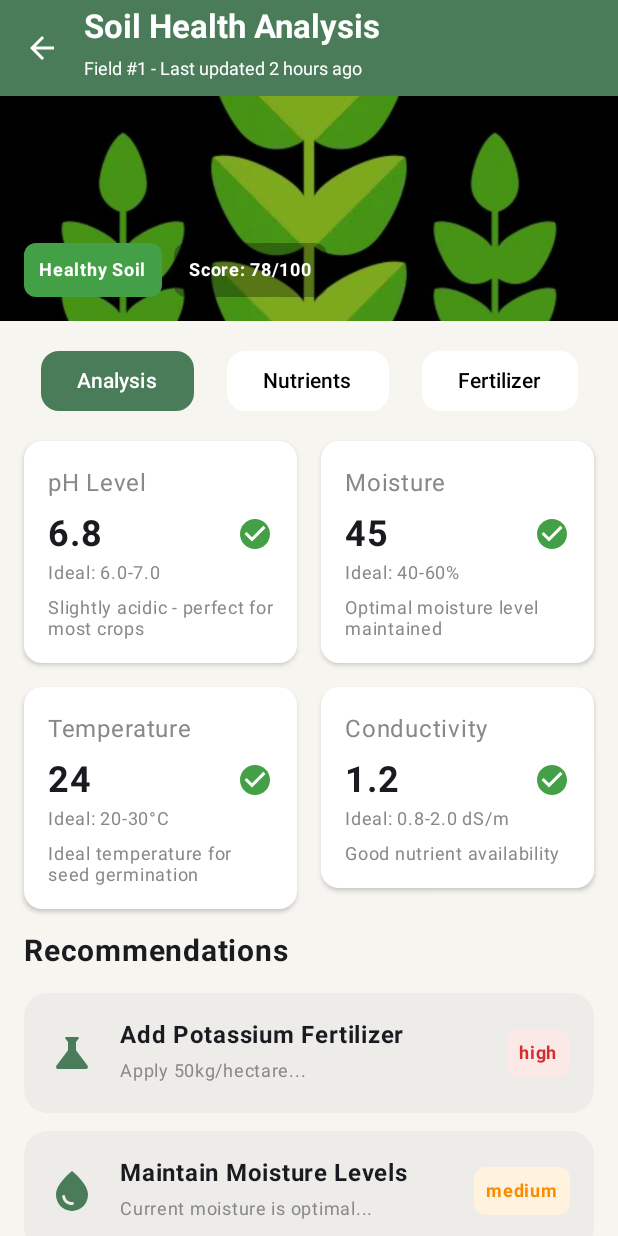
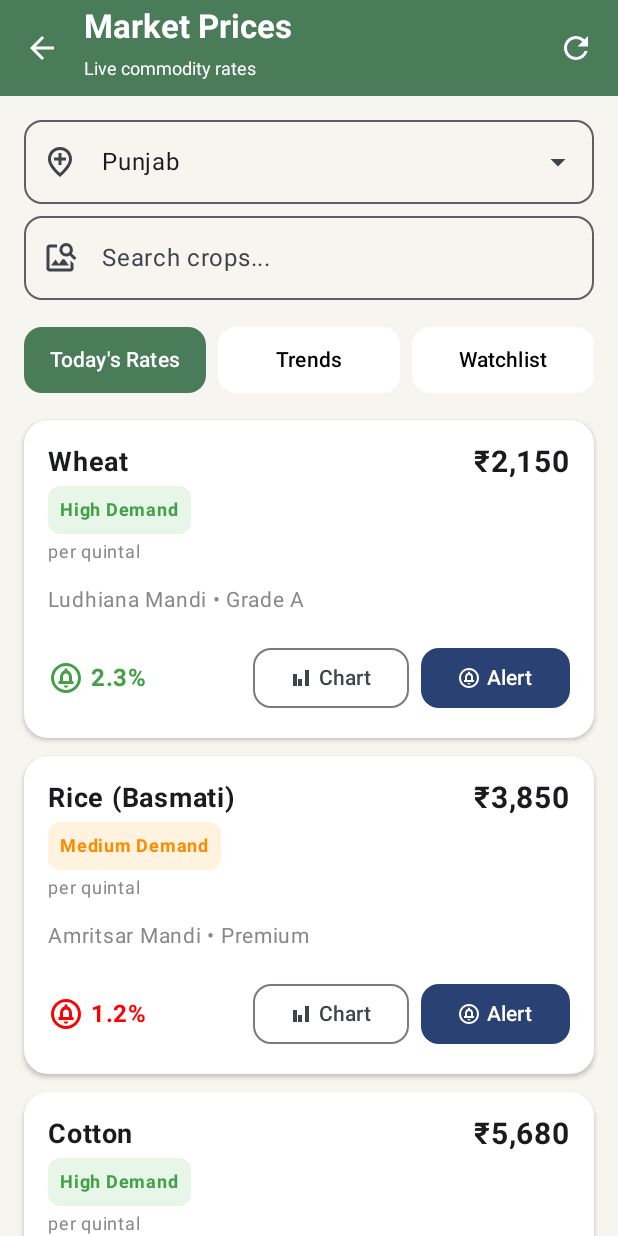
Before and after one commit to Parth4210/SmartCropAdvisorySystem, an Android app built with Jetpack Compose: the screen it shows after launch (MainActivity), on a phone screen of 412 x 824 dp. Run offline under Robolectric (Android 15) with nearby library versions, the phone set to English and light mode, and no system bars.

Commit message:
Added the Market Price Page.

```diff
--- a/app/src/main/java/com/samadhanl/smartcropadivsorysystem/Components/LoginFlow.kt
+++ b/app/src/main/java/com/samadhanl/smartcropadivsorysystem/Components/LoginFlow.kt
@@ -4,6 +4,7 @@ import androidx.compose.animation.Crossfade
 import androidx.compose.runtime.Composable
 import androidx.lifecycle.viewmodel.compose.viewModel
 import androidx.navigation.NavController
+import com.samadhanl.smartcropadivsorysystem.MarketPriceScreen
 import com.samadhanl.smartcropadivsorysystem.ViewModel.AuthViewModel
 //import com.samadhanl.smartcropadivsorysystem.Components.SoilHealthScreen // <-- Add this import statement
 import com.samadhanl.smartcropadivsorysystem.SoilHealthScreen
@@ -18,8 +19,9 @@ fun LoginFlow(navController: NavController, authViewModel: AuthViewModel = viewM
         } else {
             // --- TEMPORARY CHANGE FOR TESTING ---
             // Directly showing SoilHealthScreen and skipping login.
-            SoilHealthScreen(onNavigateBack = { }) // You need to provide any required parameters like this.
-
+            //SoilHealthScreen(onNavigateBack = { }) // You need to provide any required parameters like this.
+            MarketPriceScreen(onNavigateBack = { navController.popBackStack() })
+            }
             /* <-- Start of comment
             // The original LoginScreen is now commented out.
             LoginScreen(
@@ -38,4 +40,3 @@ fun LoginFlow(navController: NavController, authViewModel: AuthViewModel = viewM
             */ // <-- End of comment
         }
     }
-}
--- /dev/null
+++ b/app/src/main/java/com/samadhanl/smartcropadivsorysystem/Components/MarketPrice.kt
@@ -0,0 +1,361 @@
+// In file: MarketPrice.kt
+package com.samadhanl.smartcropadivsorysystem
+
+import androidx.compose.foundation.background
+import androidx.compose.foundation.layout.*
+import androidx.compose.foundation.lazy.LazyColumn
+import androidx.compose.foundation.lazy.items
+import androidx.compose.foundation.shape.RoundedCornerShape
+import androidx.compose.material.icons.Icons
+import androidx.compose.material.icons.filled.*
+import androidx.compose.material3.*
+import androidx.compose.runtime.*
+import androidx.compose.ui.Alignment
+import androidx.compose.ui.Modifier
+import androidx.compose.ui.draw.clip
+import androidx.compose.ui.graphics.Color
+import androidx.compose.ui.res.painterResource
+import androidx.compose.ui.text.font.FontWeight
+import androidx.compose.ui.tooling.preview.Preview
+import androidx.compose.ui.unit.dp
+import androidx.compose.ui.unit.sp
+import com.samadhanl.smartcropadivsorysystem.ui.theme.SmartCropAdivsorySystemTheme
+
+// --- DATA CLASSES to hold information for different sections ---
+data class Commodity(
+    val name: String, val demand: String, val mandi: String, val grade: String,
+    val price: String, val changePercent: Double, val isTrendingUp: Boolean
+)
+data class PriceHistory(
+    val timeAgo: String, val wheatPrice: String, val ricePrice: String, val cottonPrice: String
+)
+data class MarketInsight(
+    val title: String, val description: String, val timeAgo: String, val color: Color
+)
+data class PriceAlert(
+    val name: String, val target: String, val current: String
+)
+
+// --- SAMPLE DATA for populating the UI ---
+val sampleCommodities = listOf(
+    Commodity("Wheat", "High Demand", "Ludhiana Mandi", "Grade A", "₹2,150", 2.3, true),
+    Commodity("Rice (Basmati)", "Medium Demand", "Amritsar Mandi", "Premium", "₹3,850", 1.2, false),
+    Commodity("Cotton", "High Demand", "Bathinda Mandi", "Grade A", "₹5,680", 4.7, true),
+    Commodity("Sugarcane", "Medium Demand", "Jalandhar Mandi", "Good", "₹380", 0.8, true)
+)
+val samplePriceHistory = listOf(
+    PriceHistory("1 week ago", "₹2100", "₹3900", "₹5420"),
+    PriceHistory("2 weeks ago", "₹2080", "₹3950", "₹5380"),
+    PriceHistory("1 month ago", "₹2050", "₹4000", "₹5200"),
+    PriceHistory("3 months ago", "₹1950", "₹3800", "₹4950")
+)
+val sampleMarketInsights = listOf(
+    MarketInsight("Wheat Prices Rising", "Strong export demand driving wheat prices up by 8% this month", "2 weeks", Color(0xFF43A047)),
+    MarketInsight("Cotton Season Peak", "Harvest season approaching, expect price volatility", "1 month", Color(0xFF8D6E63)),
+    MarketInsight("Rice Export Boost", "Government policy changes favoring rice exports", "3 months", Color(0xFF1E88E5))
+)
+val samplePriceAlerts = listOf(
+    PriceAlert("Wheat", "₹2200", "₹2150"),
+    PriceAlert("Cotton", "₹6000", "₹5680"),
+    PriceAlert("Rice", "₹4000", "₹3850")
+)
+
+/**
+ * The main Composable for the entire Market Prices screen.
+ */
+@OptIn(ExperimentalMaterial3Api::class)
+@Composable
+fun MarketPriceScreen(onNavigateBack: () -> Unit) {
+    var selectedTab by remember { mutableStateOf("Today's Rates") }
+    var selectedLocation by remember { mutableStateOf("Punjab") }
+    var isLocationDropdownExpanded by remember { mutableStateOf(false) }
+    val locations = listOf("Punjab", "Haryana", "Uttar Pradesh", "Rajasthan", "Gujarat")
+
+    Scaffold(
+        topBar = {
+            TopAppBar(
+                title = { Column {
+                    Text("Market Prices", fontWeight = FontWeight.Bold)
+                    Text("Live commodity rates", fontSize = 12.sp)
+                }},
+                navigationIcon = { IconButton(onClick = onNavigateBack) { Icon(Icons.Default.ArrowBack, "Back") } },
+                actions = { IconButton(onClick = { /* Refresh */ }) { Icon(Icons.Default.Refresh, "Refresh") } },
+                colors = TopAppBarDefaults.topAppBarColors(containerColor = Color(0xFF4A7C59), titleContentColor = Color.White, navigationIconContentColor = Color.White, actionIconContentColor = Color.White)
+            )
+        }
+    ) { innerPadding ->
+        LazyColumn(
+            modifier = Modifier.fillMaxSize().padding(innerPadding).background(Color(0xFFF7F5F0)),
+            contentPadding = PaddingValues(horizontal = 16.dp)
+        ) {
+            // --- Header Section (Location, Search, Tabs) ---
+            item {
+                Spacer(Modifier.height(16.dp))
+                ExposedDropdownMenuBox(
+                    expanded = isLocationDropdownExpanded,
+                    onExpandedChange = { isLocationDropdownExpanded = !isLocationDropdownExpanded }
+                ) {
+                    OutlinedTextField(
+                        value = selectedLocation,
+                        onValueChange = {},
+                        readOnly = true,
+                        modifier = Modifier.fillMaxWidth().menuAnchor(),
+                        leadingIcon = { Icon(painterResource(R.drawable.ic_location_on), "Location") },
+                        trailingIcon = { ExposedDropdownMenuDefaults.TrailingIcon(expanded = isLocationDropdownExpanded) },
+                        shape = RoundedCornerShape(12.dp)
+                    )
+                    ExposedDropdownMenu(
+                        expanded = isLocationDropdownExpanded,
+                        onDismissRequest = { isLocationDropdownExpanded = false }
+                    ) {
+                        locations.forEach { location ->
+                            DropdownMenuItem(
+                                text = { Text(location) },
+                                onClick = {
+                                    selectedLocation = location
+                                    isLocationDropdownExpanded = false
+                                },
+                                trailingIcon = { if (location == selectedLocation) Icon(Icons.Default.Check, "Selected") }
+                            )
+                        }
+                    }
+                }
+                Spacer(Modifier.height(8.dp))
+                OutlinedTextField(
+                    value = "", onValueChange = {}, placeholder = { Text("Search crops...") },
+                    modifier = Modifier.fillMaxWidth(),
+                    leadingIcon = { Icon(painterResource(R.drawable.ic_search), "Search") },
+                    shape = RoundedCornerShape(12.dp)
+                )
+                Spacer(Modifier.height(16.dp))
+
+                // The Row is updated to space buttons evenly and prevent text wrapping.
+                Row(
+                    modifier = Modifier.fillMaxWidth(),
+                    horizontalArrangement = Arrangement.spacedBy(8.dp)
+                ) {
+                    val tabs = listOf("Today's Rates", "Trends", "Watchlist")
+                    tabs.forEach { tabTitle ->
+                        val isSelected = selectedTab == tabTitle
+                        Button(
+                            onClick = { selectedTab = tabTitle },
+                            // This weight modifier gives each button an equal share of the width.
+                            modifier = Modifier.weight(1f),
+                            shape = RoundedCornerShape(12.dp),
+                            // This padding improves the look of the text inside the button.
+                            contentPadding = PaddingValues(horizontal = 8.dp, vertical = 12.dp),
+                            colors = ButtonDefaults.buttonColors(
+                                containerColor = if (isSelected) Color(0xFF4A7C59) else Color.White,
+                                contentColor = if (isSelected) Color.White else Color.Black
+                            )
+                        ) {
+                            Text(tabTitle)
+                        }
+                    }
+                }
+                Spacer(modifier = Modifier.height(16.dp))
+            }
+
+            // --- Tab-Specific Content ---
+            when (selectedTab) {
+                "Today's Rates" -> items(sampleCommodities) { commodity ->
+                    CommodityInfoCard(commodity)
+                    Spacer(Modifier.height(12.dp))
+                }
+                "Trends" -> {
+                    item { Text("Price History", fontSize = 20.sp, fontWeight = FontWeight.Bold) }
+
+                    item {
+                        Row(
+                            modifier = Modifier
+                                .fillMaxWidth()
+                                .padding(vertical = 8.dp, horizontal = 16.dp)
+                        ) {
+                            Spacer(modifier = Modifier.weight(1.5f)) // Spacer to align with the cards
+                            Text("Wheat:", modifier = Modifier.weight(1f), color = Color.Gray)
+                            Text("Rice:", modifier = Modifier.weight(1f), color = Color.Gray)
+                            Text("Cotton:", modifier = Modifier.weight(1f), color = Color.Gray)
+                        }
+                    }
+
+                    items(samplePriceHistory) { history ->
+                        PriceHistoryCard(history)
+                        Spacer(Modifier.height(12.dp))
+                    }
+                    item {
+                        Spacer(Modifier.height(16.dp))
+                        Text("Market Insights", fontSize = 20.sp, fontWeight = FontWeight.Bold)
+                    }
+                    items(sampleMarketInsights) { insight ->
+                        MarketInsightCard(insight)
+                        Spacer(Modifier.height(12.dp))
+                    }
+                }
+                "Watchlist" -> {
+                    item { PriceAlertsCard() }
+                    item {
+                        Spacer(Modifier.height(16.dp))
+                        TipsCard()
+                    }
+                }
+            }
+        }
+    }
+}
+
+// --- REUSABLE COMPOSABLES for different cards and items ---
+
+@Composable
+fun CommodityInfoCard(commodity: Commodity) {
+    Card(shape = RoundedCornerShape(16.dp), colors = CardDefaults.cardColors(Color.White), elevation = CardDefaults.cardElevation(2.dp)) {
+        Column(Modifier.padding(16.dp)) {
+            Row(Modifier.fillMaxWidth(), Arrangement.SpaceBetween, Alignment.Top) {
+                Column {
+                    Text(commodity.name, fontWeight = FontWeight.Bold, fontSize = 18.sp)
+                    DemandChip(commodity.demand)
+                }
+                Text(commodity.price, fontWeight = FontWeight.Bold, fontSize = 20.sp)
+            }
+            Text("per quintal", fontSize = 12.sp, color = Color.Gray)
+            Spacer(Modifier.height(8.dp))
+            Text("${commodity.mandi} • ${commodity.grade}", fontSize = 14.sp, color = Color.Gray)
+            Spacer(Modifier.height(16.dp))
+            Row(Modifier.fillMaxWidth(), verticalAlignment = Alignment.CenterVertically) {
+                val trendColor = if (commodity.isTrendingUp) Color(0xFF43A047) else Color.Red
+                Icon(painterResource(if (commodity.isTrendingUp) R.drawable.ic_notifications else R.drawable.ic_notifications), "Trend", tint = trendColor)
+                Text(" ${commodity.changePercent}%", color = trendColor, fontWeight = FontWeight.Bold)
+                Spacer(Modifier.weight(1f))
+                OutlinedButton(onClick = {}, shape = RoundedCornerShape(12.dp)) {
+                    Icon(painterResource(R.drawable.ic_chart), "Chart", Modifier.size(16.dp))
+                    Spacer(Modifier.width(4.dp))
+                    Text("Chart")
+                }
+                Spacer(Modifier.width(8.dp))
+                Button(onClick = {}, shape = RoundedCornerShape(12.dp)) {
+                    Icon(painterResource(R.drawable.ic_notifications), "Alert", Modifier.size(16.dp))
+                    Spacer(Modifier.width(4.dp))
+                    Text("Alert")
+                }
+            }
+        }
+    }
+}
+
+@Composable
+fun DemandChip(demand: String) {
+    val (bgColor, textColor) = when (demand) {
+        "High Demand" -> Color(0xFFE8F5E9) to Color(0xFF43A047)
+        "Medium Demand" -> Color(0xFFFFF3E0) to Color(0xFFFB8C00)
+        else -> Color.LightGray to Color.Black
+    }
+    Box(Modifier.padding(top = 4.dp).clip(RoundedCornerShape(8.dp)).background(bgColor).padding(horizontal = 8.dp, vertical = 4.dp)) {
+        Text(demand, color = textColor, fontSize = 12.sp, fontWeight = FontWeight.Bold)
+    }
+}
+
+@Composable
+fun PriceHistoryCard(history: PriceHistory) {
+    Card(
+        shape = RoundedCornerShape(16.dp),
+        colors = CardDefaults.cardColors(Color.White)
+    ) {
+        // This Row now uses weights to create perfectly aligned columns
+        Row(
+            modifier = Modifier
+                .fillMaxWidth()
+                .padding(vertical = 12.dp, horizontal = 16.dp),
+            verticalAlignment = Alignment.CenterVertically
+        ) {
+            // Column 1: Time Ago (takes up 1.5x the space of the others)
+            Column(modifier = Modifier.weight(1.5f)) {
+                Text(history.timeAgo.substringBefore(" "), fontWeight = FontWeight.Bold)
+                Text(history.timeAgo.substringAfter(" "), fontSize = 12.sp, color = Color.Gray)
+            }
+            // Column 2: Wheat Price
+            Text(history.wheatPrice, modifier = Modifier.weight(1f))
+            // Column 3: Rice Price
+            Text(history.ricePrice, modifier = Modifier.weight(1f))
+            // Column 4: Cotton Price
+            Text(history.cottonPrice, modifier = Modifier.weight(1f))
+        }
+    }
+}
+
+@Composable
+fun MarketInsightCard(insight: MarketInsight) {
+    Card(shape = RoundedCornerShape(16.dp), colors = CardDefaults.cardColors(Color.White)) {
+        Row(Modifier.padding(16.dp), verticalAlignment = Alignment.Top) {
+            Column(Modifier.weight(1f)) {
+                Text(insight.title, fontWeight = FontWeight.Bold)
+                Text(insight.description, fontSize = 14.sp, color = Color.Gray)
+            }
+            Spacer(Modifier.width(8.dp))
+            Box(Modifier.clip(RoundedCornerShape(12.dp)).background(insight.color).padding(horizontal = 8.dp, vertical = 4.dp)) {
+                Text(insight.timeAgo, color = Color.White, fontSize = 12.sp)
+            }
+        }
+    }
+}
+
+@Composable
+fun PriceAlertsCard() {
+    Card(shape = RoundedCornerShape(16.dp), colors = CardDefaults.cardColors(Color.White)) {
+        Column(Modifier.padding(16.dp)) {
+            Row(verticalAlignment = Alignment.CenterVertically) {
+                Icon(painterResource(R.drawable.ic_star_outline), "Price Alerts")
+                Spacer(Modifier.width(8.dp))
+                Text("Price Alerts", fontSize = 20.sp, fontWeight = FontWeight.Bold)
+            }
+            Spacer(Modifier.height(16.dp))
+            samplePriceAlerts.forEach { alert ->
+                Row(Modifier.fillMaxWidth().padding(vertical = 8.dp), Arrangement.SpaceBetween, Alignment.CenterVertically) {
+                    Column {
+                        Text(alert.name, fontWeight = FontWeight.Bold)
+                        Text("Target: ${alert.target} | Current: ${alert.current}", fontSize = 12.sp, color = Color.Gray)
+                    }
+                    OutlinedButton(onClick = {}, shape = RoundedCornerShape(12.dp)) {
+                        Text("Watching")
+                    }
+                }
+            }
+            Spacer(Modifier.height(16.dp))
+            Button(onClick = {}, modifier = Modifier.fillMaxWidth(), shape = RoundedCornerShape(12.dp)) {
+                Icon(painterResource(R.drawable.ic_add_alert), "Add Price Alert", Modifier.size(18.dp))
+                Spacer(Modifier.width(8.dp))
+                Text("Add Price Alert")
+            }
+        }
+    }
+}
+
+@Composable
+fun TipsCard() {
+    Card(shape = RoundedCornerShape(16.dp), colors = CardDefaults.cardColors(Color.White)) {
+        Column(Modifier.padding(16.dp)) {
+            Text("Tips for Better Pricing", fontWeight = FontWeight.Bold)
+            Spacer(Modifier.height(8.dp))
+            val tips = listOf(
+                "Monitor prices across multiple mandis",
+                "Set alerts for your target selling prices",
+                "Consider seasonal trends before harvesting",
+                "Factor in transportation costs to different markets"
+            )
+            tips.forEach { tip ->
+                Text("• $tip", fontSize = 14.sp, color = Color.Gray, modifier = Modifier.padding(bottom = 4.dp))
+            }
+        }
+    }
+}
+
+
+/**
+ * The @Preview annotation lets you see your UI in Android Studio
+ * without running the full app.
+ */
+@Preview(showBackground = true)
+@Composable
+fun MarketPriceScreenPreview() {
+    SmartCropAdivsorySystemTheme {
+        MarketPriceScreen(onNavigateBack = {})
+    }
+}
--- /dev/null
+++ b/app/src/main/res/drawable/ic_add_alert.xml
@@ -0,0 +1,5 @@
+<vector xmlns:android="http://schemas.android.com/apk/res/android" android:height="24dp" android:tint="#000000" android:viewportHeight="960" android:viewportWidth="960" android:width="24dp">
+
+    <path android:fillColor="@android:color/white" android:pathData="M440,600L520,600L520,520L600,520L600,440L520,440L520,360L440,360L440,440L360,440L360,520L440,520L440,600ZM160,760L160,680L240,680L240,400Q240,317 290,252.5Q340,188 420,168L420,140Q420,115 437.5,97.5Q455,80 480,80Q505,80 522.5,97.5Q540,115 540,140L540,168Q620,188 670,252.5Q720,317 720,400L720,680L800,680L800,760L160,760ZM480,460L480,460L480,460L480,460Q480,460 480,460Q480,460 480,460Q480,460 480,460Q480,460 480,460ZM480,880Q447,880 423.5,856.5Q400,833 400,800L560,800Q560,833 536.5,856.5Q513,880 480,880ZM320,680L640,680L640,400Q640,334 593,287Q546,240 480,240Q414,240 367,287Q320,334 320,400L320,680Z"/>
+
+</vector>
--- /dev/null
+++ b/app/src/main/res/drawable/ic_arrow_drop_down.xml
@@ -0,0 +1,5 @@
+<vector xmlns:android="http://schemas.android.com/apk/res/android" android:height="24dp" android:tint="#000000" android:viewportHeight="960" android:viewportWidth="960" android:width="24dp">
+
+    <path android:fillColor="@android:color/white" android:pathData="M480,600L280,400L680,400L480,600Z"/>
+
+</vector>
--- /dev/null
+++ b/app/src/main/res/drawable/ic_chart.xml
@@ -0,0 +1,5 @@
+<vector xmlns:android="http://schemas.android.com/apk/res/android" android:height="24dp" android:tint="#000000" android:viewportHeight="960" android:viewportWidth="960" android:width="24dp">
+
+    <path android:fillColor="@android:color/white" android:pathData="M160,800L160,320L320,320L320,800L160,800ZM360,800L360,520L520,520L520,800L360,800ZM640,800L640,160L800,160L800,800L640,800Z"/>
+
+</vector>
--- /dev/null
+++ b/app/src/main/res/drawable/ic_location_on.xml
@@ -0,0 +1,5 @@
+<vector xmlns:android="http://schemas.android.com/apk/res/android" android:height="24dp" android:tint="#000000" android:viewportHeight="24" android:viewportWidth="24" android:width="24dp">
+
+    <path android:fillColor="@android:color/white" android:pathData="M13,6v3h3v2h-3v3h-2v-3H8V9h3V6H13zM18,10.2C18,6.57 15.35,4 12,4s-6,2.57 -6,6.2c0,2.34 1.95,5.44 6,9.14C16.05,15.64 18,12.54 18,10.2zM12,2c4.2,0 8,3.22 8,8.2c0,3.32 -2.67,7.25 -8,11.8c-5.33,-4.55 -8,-8.48 -8,-11.8C4,5.22 7.8,2 12,2z"/>
+
+</vector>
--- /dev/null
+++ b/app/src/main/res/drawable/ic_notifications.xml
@@ -0,0 +1,5 @@
+<vector xmlns:android="http://schemas.android.com/apk/res/android" android:height="24dp" android:tint="#000000" android:viewportHeight="960" android:viewportWidth="960" android:width="24dp">
+
+    <path android:fillColor="@android:color/white" android:pathData="M480,740Q505,740 522.5,722.5Q540,705 540,680L420,680Q420,705 437.5,722.5Q455,740 480,740ZM280,640L680,640L680,560L640,560L640,456Q640,395 608.5,344.5Q577,294 520,280L520,260Q520,243 508.5,231.5Q497,220 480,220Q463,220 451.5,231.5Q440,243 440,260L440,280Q383,294 351.5,344.5Q320,395 320,456L320,560L280,560L280,640ZM400,560L400,440Q400,407 423.5,383.5Q447,360 480,360Q513,360 536.5,383.5Q560,407 560,440L560,560L400,560ZM480,880Q397,880 324,848.5Q251,817 197,763Q143,709 111.5,636Q80,563 80,480Q80,397 111.5,324Q143,251 197,197Q251,143 324,111.5Q397,80 480,80Q563,80 636,111.5Q709,143 763,197Q817,251 848.5,324Q880,397 880,480Q880,563 848.5,636Q817,709 763,763Q709,817 636,848.5Q563,880 480,880ZM480,800Q614,800 707,707Q800,614 800,480Q800,346 707,253Q614,160 480,160Q346,160 253,253Q160,346 160,480Q160,614 253,707Q346,800 480,800ZM480,480Q480,480 480,480Q480,480 480,480Q480,480 480,480Q480,480 480,480Q480,480 480,480Q480,480 480,480Q480,480 480,480Q480,480 480,480Z"/>
+
+</vector>
--- /dev/null
+++ b/app/src/main/res/drawable/ic_search.xml
@@ -0,0 +1,5 @@
+<vector xmlns:android="http://schemas.android.com/apk/res/android" android:height="24dp" android:tint="#000000" android:viewportHeight="960" android:viewportWidth="960" android:width="24dp">
+
+    <path android:fillColor="@android:color/white" android:pathData="M240,680L720,680L597,516Q586,514 574.5,511Q563,508 552,504L450,640L360,520L240,680ZM200,840Q167,840 143.5,816.5Q120,793 120,760L120,200Q120,167 143.5,143.5Q167,120 200,120L400,120Q400,138 400,158Q400,178 400,200L200,200Q200,200 200,200Q200,200 200,200L200,760Q200,760 200,760Q200,760 200,760L760,760Q760,760 760,760Q760,760 760,760L760,547L840,627L840,760Q840,793 816.5,816.5Q793,840 760,840L200,840ZM480,480Q480,480 480,480Q480,480 480,480Q480,480 480,480Q480,480 480,480Q480,480 480,480Q480,480 480,480L480,480L480,480Q480,480 480,480Q480,480 480,480L480,480Q480,480 480,480Q480,480 480,480L480,480Q480,480 480,480Q480,480 480,480ZM862,536L738,412Q717,426 693,433Q669,440 642,440Q568,440 516,387.5Q464,335 464,260Q464,185 516.5,132.5Q569,80 644,80Q719,80 771.5,132.5Q824,185 824,260Q824,287 816,312Q808,337 796,358L918,480L862,536ZM644,360Q686,360 715,331Q744,302 744,260Q744,218 715,189Q686,160 644,160Q602,160 573,189Q544,218 544,260Q544,302 573,331Q602,360 644,360Z"/>
+
+</vector>
--- /dev/null
+++ b/app/src/main/res/drawable/ic_star_outline.xml
@@ -0,0 +1,5 @@
+<vector xmlns:android="http://schemas.android.com/apk/res/android" android:height="24dp" android:tint="#000000" android:viewportHeight="960" android:viewportWidth="960" android:width="24dp">
+
+    <path android:fillColor="@android:color/white" android:pathData="M305,256L417,111Q429,95 445.5,87.5Q462,80 480,80Q498,80 514.5,87.5Q531,95 543,111L655,256L825,313Q851,321 866,342.5Q881,364 881,390Q881,402 877.5,414Q874,426 866,437L756,593L760,757Q761,792 737,816Q713,840 681,840Q679,840 659,837L480,787L301,837Q296,839 290,839.5Q284,840 279,840Q247,840 223,816Q199,792 200,757L204,592L95,437Q87,426 83.5,414Q80,402 80,390Q80,365 94.5,343.5Q109,322 135,313L305,256ZM354,325L160,389Q160,389 160,389Q160,389 160,389L284,568L280,759Q280,759 280,759Q280,759 280,759L480,704L680,760Q680,760 680,760Q680,760 680,760L676,568L800,391Q800,391 800,391Q800,391 800,391L606,325L480,160Q480,160 480,160Q480,160 480,160L354,325ZM480,460L480,460Q480,460 480,460Q480,460 480,460L480,460L480,460Q480,460 480,460Q480,460 480,460L480,460L480,460Q480,460 480,460Q480,460 480,460L480,460L480,460Q480,460 480,460Q480,460 480,460L480,460L480,460Q480,460 480,460Q480,460 480,460Z"/>
+
+</vector>
```
Also changed, not shown: app/src/main/res/drawable/ic_trending_down.jpeg (added), app/src/main/res/drawable/ic_trending_up.jpeg (added).
